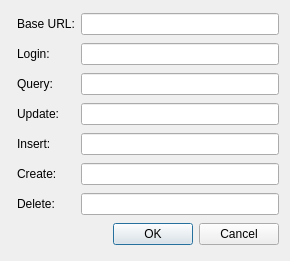
First picture: the form in ui/server_setup.ui, repository AeroNotix/freepoint, before the edit.
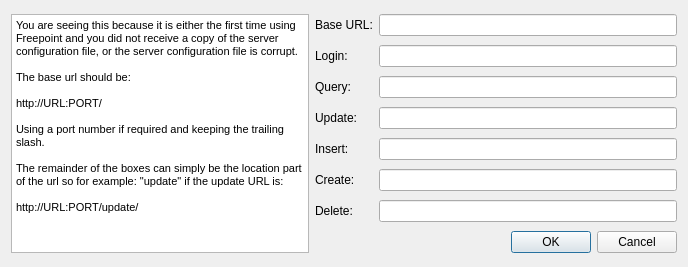
Second picture: the form after the edit.

Commit message: Changed the server connection screen dimensions

```diff
--- a/ui/server_setup.ui
+++ b/ui/server_setup.ui
@@ -6,49 +6,53 @@
    <rect>
     <x>0</x>
     <y>0</y>
-    <width>290</width>
-    <height>261</height>
+    <width>688</width>
+    <height>267</height>
    </rect>
   </property>
   <property name="windowTitle">
    <string>Dialog</string>
   </property>
   <layout class="QGridLayout" name="gridLayout">
-   <item row="5" column="1">
-    <widget class="QLabel" name="lblInsertURL">
+   <item row="0" column="1">
+    <widget class="QLabel" name="lblBaseURL">
      <property name="text">
-      <string>Insert:</string>
+      <string>Base URL:</string>
      </property>
      <property name="buddy">
-      <cstring>txtInsertURL</cstring>
+      <cstring>txtBaseURL</cstring>
      </property>
     </widget>
    </item>
    <item row="0" column="2">
     <widget class="QLineEdit" name="txtBaseURL"/>
    </item>
+   <item row="1" column="1">
+    <widget class="QLabel" name="lblLoginURL">
+     <property name="text">
+      <string>Login:</string>
+     </property>
+     <property name="buddy">
+      <cstring>txtLoginURL</cstring>
+     </property>
+    </widget>
+   </item>
    <item row="1" column="2">
     <widget class="QLineEdit" name="txtLoginURL"/>
    </item>
+   <item row="2" column="1">
+    <widget class="QLabel" name="lblQueryURL">
+     <property name="text">
+      <string>Query:</string>
+     </property>
+     <property name="buddy">
+      <cstring>txtQueryURL</cstring>
+     </property>
+    </widget>
+   </item>
    <item row="2" column="2">
     <widget class="QLineEdit" name="txtQueryURL"/>
    </item>
-   <item row="3" column="2">
-    <widget class="QLineEdit" name="txtUpdateURL"/>
-   </item>
-   <item row="9" column="0" colspan="3">
-    <widget class="QDialogButtonBox" name="buttonBox">
-     <property name="orientation">
-      <enum>Qt::Horizontal</enum>
-     </property>
-     <property name="standardButtons">
-      <set>QDialogButtonBox::Cancel|QDialogButtonBox::Ok</set>
-     </property>
-    </widget>
-   </item>
-   <item row="8" column="2">
-    <widget class="QLineEdit" name="txtDeleteURL"/>
-   </item>
    <item row="3" column="1">
     <widget class="QLabel" name="lblUpdateURL">
      <property name="text">
@@ -59,10 +63,23 @@
      </property>
     </widget>
    </item>
-   <item row="5" column="2">
+   <item row="3" column="2">
+    <widget class="QLineEdit" name="txtUpdateURL"/>
+   </item>
+   <item row="4" column="1">
+    <widget class="QLabel" name="lblInsertURL">
+     <property name="text">
+      <string>Insert:</string>
+     </property>
+     <property name="buddy">
+      <cstring>txtInsertURL</cstring>
+     </property>
+    </widget>
+   </item>
+   <item row="4" column="2">
     <widget class="QLineEdit" name="txtInsertURL"/>
    </item>
-   <item row="7" column="1">
+   <item row="5" column="1">
     <widget class="QLabel" name="lblCreateURL">
      <property name="text">
       <string>Create:</string>
@@ -72,7 +89,10 @@
      </property>
     </widget>
    </item>
-   <item row="8" column="1">
+   <item row="5" column="2">
+    <widget class="QLineEdit" name="txtCreateURL"/>
+   </item>
+   <item row="6" column="1">
     <widget class="QLabel" name="lblDeleteURL">
      <property name="text">
       <string>Delete:</string>
@@ -82,36 +102,37 @@
      </property>
     </widget>
    </item>
+   <item row="6" column="2">
+    <widget class="QLineEdit" name="txtDeleteURL"/>
+   </item>
    <item row="7" column="2">
-    <widget class="QLineEdit" name="txtCreateURL"/>
-   </item>
-   <item row="2" column="1">
-    <widget class="QLabel" name="lblQueryURL">
-     <property name="text">
-      <string>Query:</string>
+    <widget class="QDialogButtonBox" name="buttonBox">
+     <property name="orientation">
+      <enum>Qt::Horizontal</enum>
      </property>
-     <property name="buddy">
-      <cstring>txtQueryURL</cstring>
+     <property name="standardButtons">
+      <set>QDialogButtonBox::Cancel|QDialogButtonBox::Ok</set>
      </property>
     </widget>
    </item>
-   <item row="1" column="1">
-    <widget class="QLabel" name="lblLoginURL">
-     <property name="text">
-      <string>Login:</string>
-     </property>
-     <property name="buddy">
-      <cstring>txtLoginURL</cstring>
-     </property>
-    </widget>
-   </item>
-   <item row="0" column="1">
-    <widget class="QLabel" name="lblBaseURL">
-     <property name="text">
-      <string>Base URL:</string>
-     </property>
-     <property name="buddy">
-      <cstring>txtBaseURL</cstring>
+   <item row="0" column="0" rowspan="8">
+    <widget class="QTextEdit" name="textEdit">
+     <property name="html">
+      <string>&lt;!DOCTYPE HTML PUBLIC &quot;-//W3C//DTD HTML 4.0//EN&quot; &quot;http://www.w3.org/TR/REC-html40/strict.dtd&quot;&gt;
+&lt;html&gt;&lt;head&gt;&lt;meta name=&quot;qrichtext&quot; content=&quot;1&quot; /&gt;&lt;style type=&quot;text/css&quot;&gt;
+p, li { white-space: pre-wrap; }
+&lt;/style&gt;&lt;/head&gt;&lt;body style=&quot; font-family:'Sans Serif'; font-size:9pt; font-weight:400; font-style:normal;&quot;&gt;
+&lt;p style=&quot; margin-top:0px; margin-bottom:0px; margin-left:0px; margin-right:0px; -qt-block-indent:0; text-indent:0px;&quot;&gt;&lt;span style=&quot; font-size:8pt;&quot;&gt;You are seeing this because it is either the first time using Freepoint and you did not receive a copy of the server configuration file, or the server configuration file is corrupt.&lt;/span&gt;&lt;/p&gt;
+&lt;p style=&quot;-qt-paragraph-type:empty; margin-top:0px; margin-bottom:0px; margin-left:0px; margin-right:0px; -qt-block-indent:0; text-indent:0px; font-size:8pt;&quot;&gt;&lt;br /&gt;&lt;/p&gt;
+&lt;p style=&quot; margin-top:0px; margin-bottom:0px; margin-left:0px; margin-right:0px; -qt-block-indent:0; text-indent:0px;&quot;&gt;&lt;span style=&quot; font-size:8pt;&quot;&gt;The base url should be:&lt;/span&gt;&lt;/p&gt;
+&lt;p style=&quot;-qt-paragraph-type:empty; margin-top:0px; margin-bottom:0px; margin-left:0px; margin-right:0px; -qt-block-indent:0; text-indent:0px; font-size:8pt;&quot;&gt;&lt;br /&gt;&lt;/p&gt;
+&lt;p style=&quot; margin-top:0px; margin-bottom:0px; margin-left:0px; margin-right:0px; -qt-block-indent:0; text-indent:0px;&quot;&gt;&lt;span style=&quot; font-size:8pt;&quot;&gt;http://URL:PORT/&lt;/span&gt;&lt;/p&gt;
+&lt;p style=&quot;-qt-paragraph-type:empty; margin-top:0px; margin-bottom:0px; margin-left:0px; margin-right:0px; -qt-block-indent:0; text-indent:0px; font-size:8pt;&quot;&gt;&lt;br /&gt;&lt;/p&gt;
+&lt;p style=&quot; margin-top:0px; margin-bottom:0px; margin-left:0px; margin-right:0px; -qt-block-indent:0; text-indent:0px;&quot;&gt;&lt;span style=&quot; font-size:8pt;&quot;&gt;Using a port number if required and keeping the trailing slash.&lt;/span&gt;&lt;/p&gt;
+&lt;p style=&quot;-qt-paragraph-type:empty; margin-top:0px; margin-bottom:0px; margin-left:0px; margin-right:0px; -qt-block-indent:0; text-indent:0px; font-size:8pt;&quot;&gt;&lt;br /&gt;&lt;/p&gt;
+&lt;p style=&quot; margin-top:0px; margin-bottom:0px; margin-left:0px; margin-right:0px; -qt-block-indent:0; text-indent:0px;&quot;&gt;&lt;span style=&quot; font-size:8pt;&quot;&gt;The remainder of the boxes can simply be the location part of the url so for example: &amp;quot;update&amp;quot; if the update URL is:&lt;/span&gt;&lt;/p&gt;
+&lt;p style=&quot;-qt-paragraph-type:empty; margin-top:0px; margin-bottom:0px; margin-left:0px; margin-right:0px; -qt-block-indent:0; text-indent:0px; font-size:8pt;&quot;&gt;&lt;br /&gt;&lt;/p&gt;
+&lt;p style=&quot; margin-top:0px; margin-bottom:0px; margin-left:0px; margin-right:0px; -qt-block-indent:0; text-indent:0px;&quot;&gt;&lt;span style=&quot; font-size:8pt;&quot;&gt;http://URL:PORT/update/&lt;/span&gt;&lt;/p&gt;&lt;/body&gt;&lt;/html&gt;</string>
      </property>
     </widget>
    </item>
```
Left out of the diff: 9 changed lines with no effect on the pictures.
